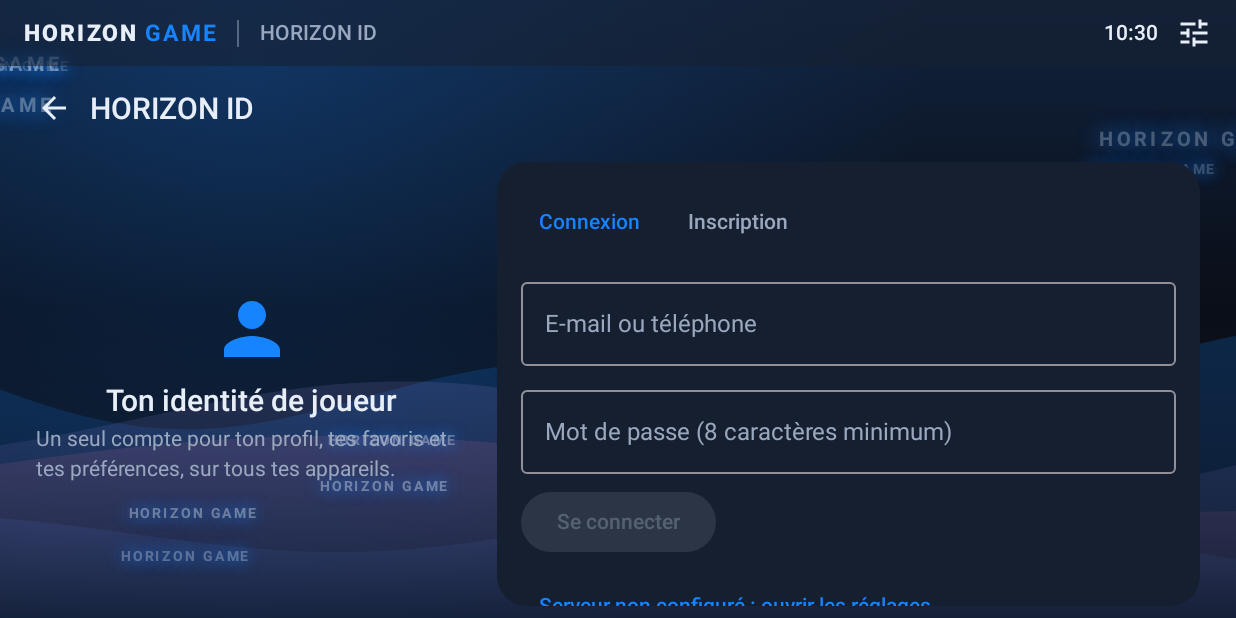
After one commit to michelassani04-creator/horizon-game, an Android app built with Jetpack Compose: the AuthScreen screen opened through its navigation route, on a phone screen of 824 x 412 dp (held sideways). The commit adds this screen. Run offline under Robolectric (Android 15) with nearby library versions, the phone set to English and light mode, and no system bars.

Commit message:
v0.3.1: HORIZON ID

```diff
--- a/app/build.gradle.kts
+++ b/app/build.gradle.kts
@@ -12,8 +12,8 @@ android {
         applicationId = "com.horizon.game"
         minSdk = 26
         targetSdk = 34
-        versionCode = 4
-        versionName = "0.3.0"
+        versionCode = 5
+        versionName = "0.3.1"
     }
 
     buildTypes {
@@ -53,5 +53,6 @@ dependencies {
     implementation(libs.androidx.compose.material3)
     implementation(libs.androidx.compose.material.icons.extended)
     implementation(libs.androidx.navigation.compose)
+    implementation(libs.androidx.security.crypto)
     debugImplementation(libs.androidx.compose.ui.tooling)
 }
--- /dev/null
+++ b/app/src/debug/res/xml/network_security_config.xml
@@ -0,0 +1,5 @@
+<?xml version="1.0" encoding="utf-8"?>
+<!-- Version de test uniquement : HTTP autorisé pour essayer le serveur sans certificat. -->
+<network-security-config>
+    <base-config cleartextTrafficPermitted="true" />
+</network-security-config>
--- a/app/src/main/AndroidManifest.xml
+++ b/app/src/main/AndroidManifest.xml
@@ -8,7 +8,8 @@
         android:name="android.software.leanback"
         android:required="false" />
 
-    <!-- Aucune permission sensible en Lot 1 (principe du moindre privilège). -->
+    <!-- Seule permission : accès réseau, pour parler au serveur HORIZON (HORIZON ID, Store). -->
+    <uses-permission android:name="android.permission.INTERNET" />
 
     <!-- Visibilité des paquets : Android l'exige pour savoir si un jeu du HORIZON Store est
          installé et pour le lancer. L'appli compare uniquement avec les paquets du Store
@@ -22,6 +23,7 @@
 
     <application
         android:allowBackup="false"
+        android:networkSecurityConfig="@xml/network_security_config"
         android:icon="@mipmap/ic_launcher"
         android:label="@string/app_name"
         android:roundIcon="@mipmap/ic_launcher"
--- a/app/src/main/java/com/horizon/game/data/Prefs.kt
+++ b/app/src/main/java/com/horizon/game/data/Prefs.kt
@@ -21,6 +21,11 @@ class Prefs(context: Context) {
         sp.edit().putBoolean(key, value).apply()
     }
 
+    fun string(key: String, default: String): String = sp.getString(key, default) ?: default
+    fun saveString(key: String, value: String) {
+        sp.edit().putString(key, value).apply()
+    }
+
     private fun readList(key: String): List<String> =
         (sp.getString(key, "") ?: "").split("\n").filter { it.isNotBlank() }
 
--- /dev/null
+++ b/app/src/main/java/com/horizon/game/data/auth/SessionStore.kt
@@ -0,0 +1,57 @@
+package com.horizon.game.data.auth
+
+import android.content.Context
+import android.content.SharedPreferences
+import androidx.security.crypto.EncryptedSharedPreferences
+import androidx.security.crypto.MasterKey
+import com.horizon.game.data.remote.UserInfo
+import org.json.JSONObject
+
+/**
+ * Conserve le jeton de session et le profil en cache dans un stockage chiffré (Android Keystore).
+ * Si le chiffrement est indisponible sur l'appareil, la session reste en mémoire seulement
+ * (jamais écrite en clair sur le disque).
+ */
+class SessionStore(context: Context) {
+    private val sp: SharedPreferences? = try {
+        val key = MasterKey.Builder(context.applicationContext)
+            .setKeyScheme(MasterKey.KeyScheme.AES256_GCM)
+            .build()
+        EncryptedSharedPreferences.create(
+            context.applicationContext,
+            "horizon_session",
+            key,
+            EncryptedSharedPreferences.PrefKeyEncryptionScheme.AES256_SIV,
+            EncryptedSharedPreferences.PrefValueEncryptionScheme.AES256_GCM
+        )
+    } catch (e: Exception) {
+        null
+    }
+
+    private var memToken: String? = null
+    private var memUser: String? = null
+
+    fun token(): String? = sp?.getString("token", null) ?: memToken
+
+    fun user(): UserInfo? {
+        val raw = sp?.getString("user", null) ?: memUser ?: return null
+        return runCatching { UserInfo.fromJson(JSONObject(raw)) }.getOrNull()
+    }
+
+    fun save(token: String, user: UserInfo) {
+        memToken = token
+        memUser = user.toJson().toString()
+        sp?.edit()?.putString("token", token)?.putString("user", memUser)?.apply()
+    }
+
+    fun saveUser(user: UserInfo) {
+        memUser = user.toJson().toString()
+        sp?.edit()?.putString("user", memUser)?.apply()
+    }
+
+    fun clear() {
+        memToken = null
+        memUser = null
+        sp?.edit()?.clear()?.apply()
+    }
+}
--- a/app/src/main/java/com/horizon/game/ui/HorizonApp.kt
+++ b/app/src/main/java/com/horizon/game/ui/HorizonApp.kt
@@ -93,6 +93,7 @@ object Routes {
     const val SETTINGS = "settings"
     const val CONTROLLER = "controller"
     const val HELP = "help"
+    const val AUTH = "auth"
     const val GAME = "game/{id}"
     fun game(id: String) = "game/$id"
 }
@@ -115,6 +116,7 @@ private fun sectionTitle(route: String?): String = when {
     route == Routes.SETTINGS -> "Réglages"
     route == Routes.CONTROLLER -> "Manette"
     route == Routes.HELP -> "Aide"
+    route == Routes.AUTH -> "HORIZON ID"
     route != null && route.startsWith("game/") -> "Fiche du jeu"
     else -> ""
 }
@@ -129,6 +131,7 @@ fun HorizonApp(resumeTick: Int) {
     val view = LocalView.current
     val navController = rememberNavController()
     val appState = remember { AppState(Prefs(context)) }
+    val auth: com.horizon.game.ui.auth.AuthViewModel = androidx.lifecycle.viewmodel.compose.viewModel()
 
     val backStackEntry by navController.currentBackStackEntryAsState()
     val route = backStackEntry?.destination?.route
@@ -203,18 +206,27 @@ fun HorizonApp(resumeTick: Int) {
                     }
                     composable(Routes.PROFILE) {
                         ProfileScreen(
+                            auth = auth,
+                            onOpenAuth = { navController.navigate(Routes.AUTH) },
                             onOpenController = { navController.navigate(Routes.CONTROLLER) },
                             onOpenHelp = { navController.navigate(Routes.HELP) }
                         )
                     }
                     composable(Routes.SETTINGS) {
-                        SettingsScreen(appState, onOpenController = { navController.navigate(Routes.CONTROLLER) })
+                        SettingsScreen(appState, auth, onOpenController = { navController.navigate(Routes.CONTROLLER) })
                     }
                     composable(Routes.GAME) { entry ->
                         GameDetailScreen(
                             gameId = entry.arguments?.getString("id").orEmpty(),
                             appState = appState,
                             onBack = { navController.popBackStack() }
+                        )
+                    }
+                    composable(Routes.AUTH) {
+                        com.horizon.game.ui.screens.AuthScreen(
+                            auth = auth,
+                            onDone = { navController.popBackStack() },
+                            onOpenServerSettings = { navController.navigateTopLevel(Routes.SETTINGS) }
                         )
                     }
                     composable(Routes.CONTROLLER) { ControllerScreen(onBack = { navController.popBackStack() }) }
--- /dev/null
+++ b/app/src/main/java/com/horizon/game/ui/screens/AuthScreen.kt
@@ -0,0 +1,149 @@
+package com.horizon.game.ui.screens
+
+import androidx.compose.foundation.background
+import androidx.compose.foundation.layout.Arrangement
+import androidx.compose.foundation.layout.Column
+import androidx.compose.foundation.layout.Row
+import androidx.compose.foundation.layout.fillMaxHeight
+import androidx.compose.foundation.layout.fillMaxSize
+import androidx.compose.foundation.layout.fillMaxWidth
+import androidx.compose.foundation.layout.padding
+import androidx.compose.foundation.layout.size
+import androidx.compose.foundation.rememberScrollState
+import androidx.compose.foundation.shape.RoundedCornerShape
+import androidx.compose.foundation.text.KeyboardOptions
+import androidx.compose.foundation.verticalScroll
+import androidx.compose.material.icons.Icons
+import androidx.compose.material.icons.filled.Person
+import androidx.compose.material3.Button
+import androidx.compose.material3.Icon
+import androidx.compose.material3.MaterialTheme
+import androidx.compose.material3.OutlinedTextField
+import androidx.compose.material3.Text
+import androidx.compose.material3.TextButton
+import androidx.compose.runtime.Composable
+import androidx.compose.runtime.DisposableEffect
+import androidx.compose.runtime.getValue
+import androidx.compose.runtime.mutableStateOf
+import androidx.compose.runtime.saveable.rememberSaveable
+import androidx.compose.runtime.setValue
+import androidx.compose.ui.Alignment
+import androidx.compose.ui.Modifier
+import androidx.compose.ui.text.input.KeyboardType
+import androidx.compose.ui.text.input.PasswordVisualTransformation
+import androidx.compose.ui.unit.dp
+import com.horizon.game.ui.auth.AuthViewModel
+import com.horizon.game.ui.components.OsPage
+import com.horizon.game.ui.theme.HorizonBlue
+import com.horizon.game.ui.theme.HorizonOnSurface
+import com.horizon.game.ui.theme.HorizonOnSurfaceMuted
+import com.horizon.game.ui.theme.HorizonRed
+import com.horizon.game.ui.theme.HorizonSurface
+
+/** Inscription et connexion HORIZON ID (e-mail ou téléphone). */
+@Composable
+fun AuthScreen(
+    auth: AuthViewModel,
+    onDone: () -> Unit,
+    onOpenServerSettings: () -> Unit,
+    modifier: Modifier = Modifier
+) {
+    var register by rememberSaveable { mutableStateOf(false) }
+    var identifier by rememberSaveable { mutableStateOf("") }
+    var name by rememberSaveable { mutableStateOf("") }
+    var email by rememberSaveable { mutableStateOf("") }
+    var phone by rememberSaveable { mutableStateOf("") }
+    var password by rememberSaveable { mutableStateOf("") }
+
+    DisposableEffect(Unit) { onDispose { auth.clearMessages() } }
+
+    val canSubmit = !auth.busy && password.length >= 8 && if (register) {
+        name.trim().length >= 2 && (email.isNotBlank() || phone.isNotBlank())
+    } else {
+        identifier.isNotBlank()
+    }
+
+    OsPage(title = "HORIZON ID", onBack = onDone, modifier = modifier) {
+        Row(
+            Modifier
+                .fillMaxSize()
+                .padding(horizontal = 24.dp, vertical = 8.dp),
+            horizontalArrangement = Arrangement.spacedBy(20.dp)
+        ) {
+            Column(
+                Modifier.weight(0.38f).fillMaxHeight(),
+                horizontalAlignment = Alignment.CenterHorizontally,
+                verticalArrangement = Arrangement.Center
+            ) {
+                Icon(Icons.Filled.Person, contentDescription = null, tint = HorizonBlue, modifier = Modifier.size(56.dp))
+                Text("Ton identité de joueur", style = MaterialTheme.typography.titleLarge, color = HorizonOnSurface, modifier = Modifier.padding(top = 8.dp))
+                Text(
+                    "Un seul compte pour ton profil, tes favoris et tes préférences, sur tous tes appareils.",
+                    style = MaterialTheme.typography.bodyMedium,
+                    color = HorizonOnSurfaceMuted,
+                    modifier = Modifier.padding(top = 6.dp)
+                )
+            }
+            Column(
+                Modifier
+                    .weight(0.62f)
+                    .fillMaxHeight()
+                    .background(HorizonSurface, RoundedCornerShape(20.dp))
+                    .verticalScroll(rememberScrollState())
+                    .padding(16.dp),
+                verticalArrangement = Arrangement.spacedBy(8.dp)
+            ) {
+                Row(horizontalArrangement = Arrangement.spacedBy(8.dp)) {
+                    TextButton(onClick = { register = false; auth.clearMessages() }) {
+                        Text("Connexion", color = if (!register) HorizonBlue else HorizonOnSurfaceMuted)
+                    }
+                    TextButton(onClick = { register = true; auth.clearMessages() }) {
+                        Text("Inscription", color = if (register) HorizonBlue else HorizonOnSurfaceMuted)
+                    }
+                }
+                if (register) {
+                    Field("Pseudo", name, { name = it })
+                    Field("Adresse e-mail", email, { email = it }, KeyboardType.Email)
+                    Field("Téléphone (+243…, optionnel si e-mail)", phone, { phone = it }, KeyboardType.Phone)
+                } else {
+                    Field("E-mail ou téléphone", identifier, { identifier = it }, KeyboardType.Email)
+                }
+                Field("Mot de passe (8 caractères minimum)", password, { password = it }, KeyboardType.Password, secret = true)
+
+                auth.error?.let { Text(it, color = HorizonRed, style = MaterialTheme.typography.bodyMedium) }
+                auth.info?.let { Text(it, color = HorizonBlue, style = MaterialTheme.typography.bodyMedium) }
+
+                Button(
+                    enabled = canSubmit,
+                    onClick = {
+                        if (register) auth.register(email, phone, password, name, onDone)
+                        else auth.login(identifier, password, onDone)
+                    }
+                ) { Text(if (auth.busy) "Patiente…" else if (register) "Créer mon HORIZON ID" else "Se connecter") }
+
+                if (auth.serverUrl.isBlank()) {
+                    TextButton(onClick = onOpenServerSettings) { Text("Serveur non configuré : ouvrir les réglages") }
+                }
+            }
+        }
+    }
+}
+
+@Composable
+private fun Field(
+    label: String,
+    value: String,
+    onChange: (String) -> Unit,
+    keyboard: KeyboardType = KeyboardType.Text,
+    secret: Boolean = false
+) {
+    OutlinedTextField(
+        value = value,
+        onValueChange = onChange,
+        label = { Text(label) },
+        singleLine = true,
+        keyboardOptions = KeyboardOptions(keyboardType = keyboard),
+        visualTransformation = if (secret) PasswordVisualTransformation() else androidx.compose.ui.text.input.VisualTransformation.None,
+        modifier = Modifier.fillMaxWidth()
+    )
+}
--- /dev/null
+++ b/app/src/main/res/xml/network_security_config.xml
@@ -0,0 +1,5 @@
+<?xml version="1.0" encoding="utf-8"?>
+<!-- Production : HTTPS obligatoire. -->
+<network-security-config>
+    <base-config cleartextTrafficPermitted="false" />
+</network-security-config>
--- a/gradle/libs.versions.toml
+++ b/gradle/libs.versions.toml
@@ -6,6 +6,7 @@ lifecycle = "2.8.5"
 activityCompose = "1.9.2"
 composeBom = "2024.09.00"
 navigationCompose = "2.8.0"
+securityCrypto = "1.1.0-alpha06"
 
 [libraries]
 androidx-core-ktx = { group = "androidx.core", name = "core-ktx", version.ref = "coreKtx" }
@@ -21,6 +22,8 @@ androidx-compose-material3 = { group = "androidx.compose.material3", name = "mat
 androidx-compose-material-icons-extended = { group = "androidx.compose.material", name = "material-icons-extended" }
 androidx-navigation-compose = { group = "androidx.navigation", name = "navigation-compose", version.ref = "navigationCompose" }
 
+androidx-security-crypto = { group = "androidx.security", name = "security-crypto", version.ref = "securityCrypto" }
+
 [plugins]
 android-application = { id = "com.android.application", version.ref = "agp" }
 kotlin-android = { id = "org.jetbrains.kotlin.android", version.ref = "kotlin" }
```
Also changed, not shown: app/src/main/java/com/horizon/game/data/remote/ApiClient.kt (added, +68 -0 lines), app/src/main/java/com/horizon/game/data/remote/ApiModels.kt (added, +35 -0 lines), app/src/main/java/com/horizon/game/ui/auth/AuthViewModel.kt (added, +142 -0 lines), app/src/main/java/com/horizon/game/ui/screens/ProfileScreen.kt (+61 -4 lines), app/src/main/java/com/horizon/game/ui/screens/SettingsScreen.kt (+32 -4 lines), 2 other files.
